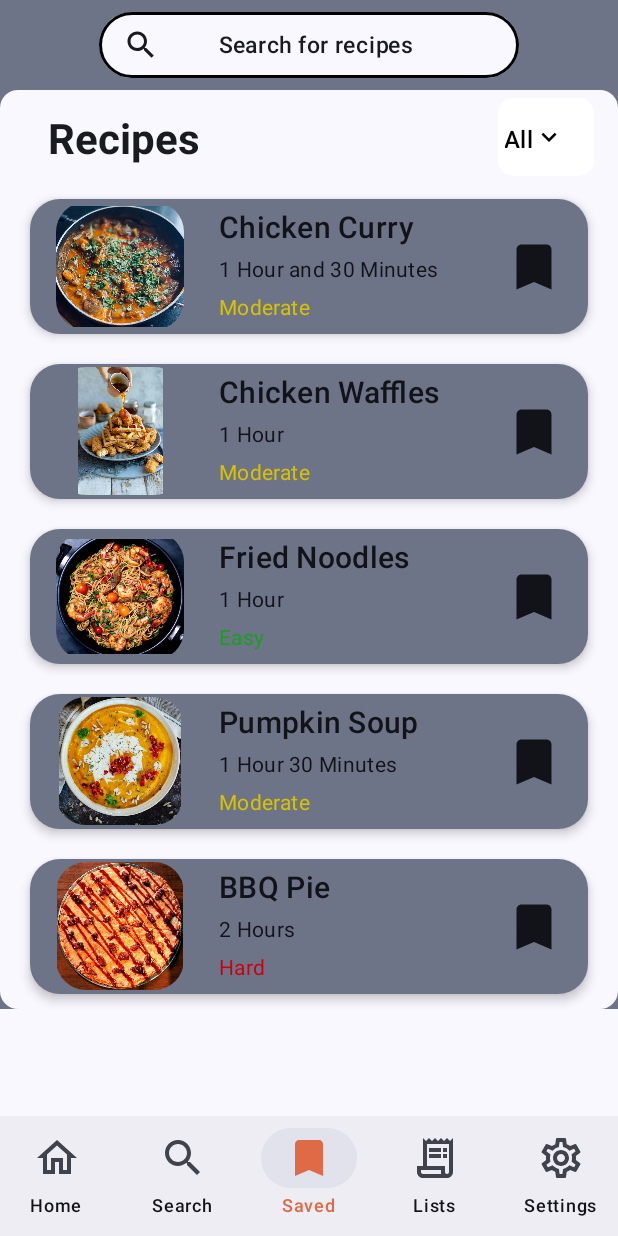
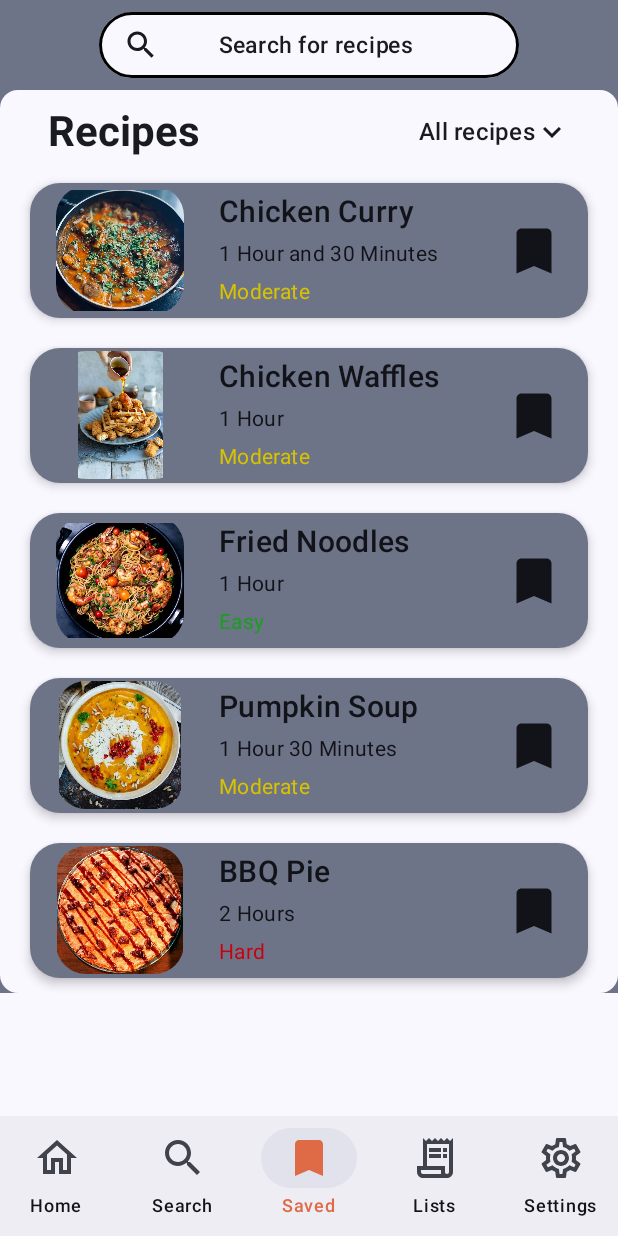
Before and after one commit to Jatinder-Sohal/FinalYearProject-HCI, an Android app built with Jetpack Compose: the CompanionSavedScreen screen opened through its navigation route, on a phone screen of 412 x 824 dp. Run offline under Robolectric (Android 15) with nearby library versions, the phone set to English and light mode, and no system bars.

Commit message:
Adding some bottom sheet functionality, so that name of dropdown and radio button is updated. Also changed the filter types, which I need to add list functionality to.

```diff
--- a/cooking_companion/app/src/main/java/com/example/cooking_companion/ui/pages/CompanionSavedScreen.kt
+++ b/cooking_companion/app/src/main/java/com/example/cooking_companion/ui/pages/CompanionSavedScreen.kt
@@ -6,8 +6,10 @@ import androidx.compose.foundation.background
 import androidx.compose.foundation.layout.Arrangement
 import androidx.compose.foundation.layout.Column
 import androidx.compose.foundation.layout.Row
+import androidx.compose.foundation.layout.Spacer
 import androidx.compose.foundation.layout.fillMaxWidth
 import androidx.compose.foundation.layout.padding
+import androidx.compose.foundation.layout.width
 import androidx.compose.foundation.rememberScrollState
 import androidx.compose.foundation.shape.RoundedCornerShape
 import androidx.compose.foundation.verticalScroll
@@ -31,6 +33,7 @@ import androidx.compose.ui.Modifier
 import androidx.compose.ui.draw.clip
 import androidx.compose.ui.graphics.Color
 import androidx.compose.ui.text.font.FontWeight
+import androidx.compose.ui.text.style.TextAlign
 import androidx.compose.ui.unit.dp
 import com.example.cooking_companion.data.Bookmark
 import com.example.cooking_companion.data.DataSource
@@ -46,8 +49,8 @@ fun CompanionSavedScreen(modifier: Modifier = Modifier) {
     val onBookmarkClick = { bookmark: Bookmark ->
         setBookmarkedRecipes(bookmarkedRecipes.filter { it.id != bookmark.id })
     }
-    val currentFilter by remember { mutableStateOf("All") }
-    val filterOptions = listOf("All", "Main Course", "Dessert", "Drinks")
+    var currentFilter by remember { mutableStateOf("All recipes") }
+    val filterOptions = listOf("All recipes", "Difficulty", "Quickest", "Longest", "A to Z")
     val sheetState = rememberModalBottomSheetState()
     var showBottomSheet by remember { mutableStateOf(false) }
 
@@ -83,26 +86,24 @@ fun CompanionSavedScreen(modifier: Modifier = Modifier) {
                             .padding(horizontal = 32.dp, vertical = 0.dp)
                             .padding(top=4.dp)
                     )
-
-                    Surface(
-                        shape = RoundedCornerShape(10.dp),
-                        color = Color.White,
-                        contentColor = Color.Black,
-
-                        modifier = Modifier
-                            .padding(horizontal = 16.dp, vertical = 5.dp)
-                            .clip(RoundedCornerShape(10.dp))
-                    ) {
                     Row(
                         modifier = Modifier
-                                .padding(top = 4.dp, end = 16.dp),
+                            .width(150.dp)
+                            .padding(top = 4.dp, end = 32.dp),
                         verticalAlignment = Alignment.CenterVertically,
                     ) {
-                            IconButton(onClick = { showBottomSheet = true }) {
+                        IconButton(
+                            onClick = { showBottomSheet = true },
+                            modifier = Modifier
+                                .fillMaxWidth()
+                        ) {
                             Row{
                                 Text(
                                     text = currentFilter,
                                     style = MaterialTheme.typography.titleMedium,
+                                    modifier = Modifier.weight(1f),
+                                    maxLines = 1,
+                                    textAlign = TextAlign.End
                                 )
                                 Icon(
                                     Icons.Filled.KeyboardArrowDown,
@@ -111,15 +112,20 @@ fun CompanionSavedScreen(modifier: Modifier = Modifier) {
                             }
                         }
                     }
-
-                    }
                 }
                 if (showBottomSheet) {
                     ModalBottomSheet(
                         onDismissRequest = { showBottomSheet = false },
                         sheetState = sheetState
                     ) {
-                        SavedFiltersSheet()
+                        SavedFiltersSheet(
+                            filterOptions = filterOptions,
+                            currentFilter = currentFilter,
+                            onFilterSelected = {filter ->
+                                currentFilter = filter
+                                showBottomSheet=false
+                            }
+                        )
                     }
                 }
                 for (bookmark in bookmarkedRecipes) {
```
Also changed, not shown: cooking_companion/app/src/main/java/com/example/cooking_companion/ui/components/BottomSheet.kt (+8 -5 lines). Lines whose indentation alone changed are shown as unchanged.
